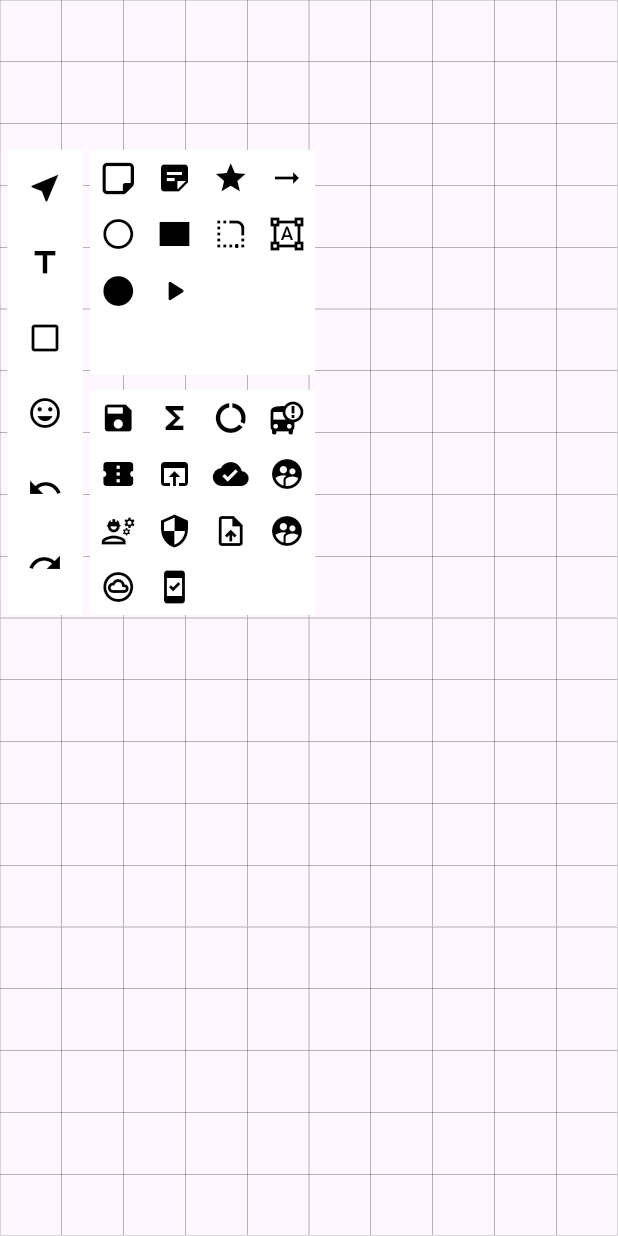
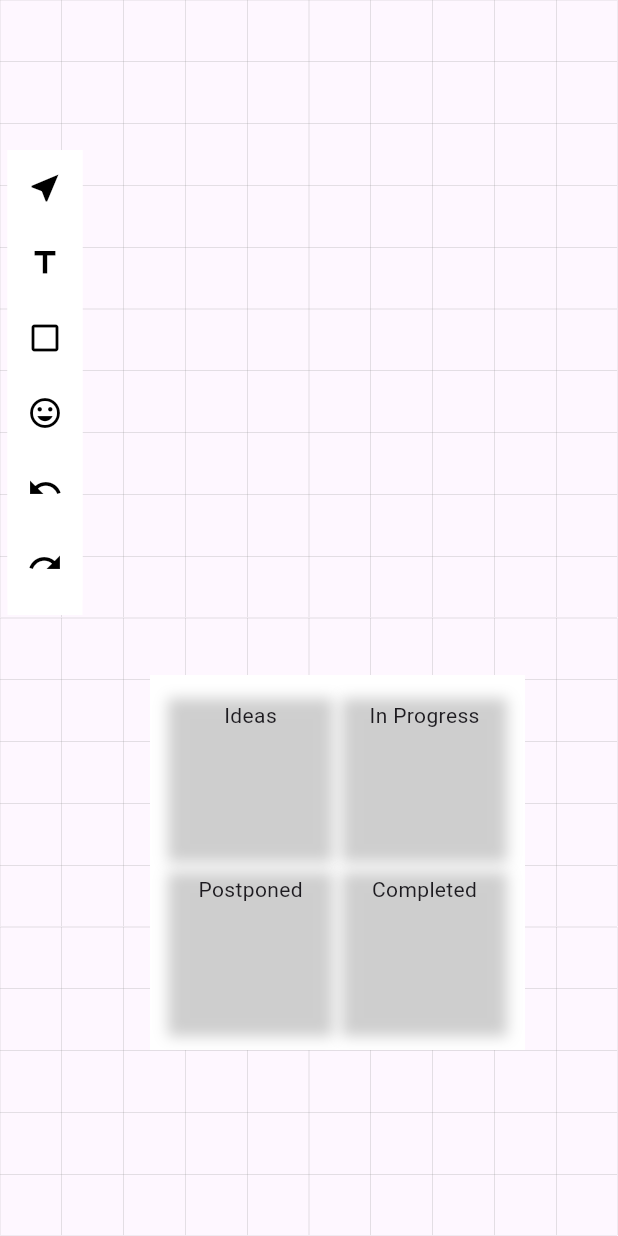
Before and after one commit to ibrahimsezer/Draggable_Interaction, a Flutter app: the screen it shows after launch, after a tap on the "near me" icon, on a phone screen of 412 x 824 dp. Run offline on Flutter 3.47's test engine with Material 3 defaults, Android fonts, the phone set to English and light mode, and no system bars; our stand-ins replace flutter_colorpicker, flutter_svg, font_awesome_flutter.

Commit message:
PriorityStatus Widget

```diff
--- a/lib/ui/main_board.dart
+++ b/lib/ui/main_board.dart
@@ -2,11 +2,13 @@ import 'package:draggable_example/model/this_model.dart';
 import 'package:draggable_example/model/widget_model.dart';
 import 'package:draggable_example/ui/widgets/activites_bar.dart';
 import 'package:draggable_example/ui/widgets/grid_view_background.dart';
+import 'package:draggable_example/ui/widgets/interface_buttons.dart';
+import 'package:draggable_example/ui/widgets/priorty_status.dart';
 import 'package:flutter/material.dart';
 import 'package:provider/provider.dart';
 
 //todo Widget frames remain unclickable after resizing
-//todo Widget delete with using topBarmenu
+//todo Widget delete with using topBarMenu
 //todo Right and bottom frames not locked. Lock this
 //todo Edit widget button folder
 //todo Save widget info in database
@@ -86,10 +88,59 @@ class _MainBoardState extends State<MainBoard> {
               );
             },
           ),
-           Positioned(top: 100, left: 5, child: ActivityBar()),
-          const Positioned(top: 100, left: 60, child: ActivityGridBar()),
-          const Positioned(top: 260, left: 60, child: ActivityGridSvgBar()),
+          Positioned(top: 100, left: 5, child: ActivityBar()),
           ...MainBoard.widgets.map((e) => e.widget),
+          Consumer<WidgetFunctions>(
+            builder:
+                (BuildContext context, WidgetFunctions value, Widget? child) {
+              return widgetBarActiveGrid
+                  ? const Positioned(
+                      top: 100, left: 60, child: ActivityGridBar())
+                  : const SizedBox();
+            },
+          ),
+          Consumer<WidgetFunctions>(
+            builder:
+                (BuildContext context, WidgetFunctions value, Widget? child) {
+              return widgetBarActiveSvg
+                  ? const Positioned(
+                      top: 260, left: 60, child: ActivityGridSvgBar())
+                  : const SizedBox();
+            },
+          ),
+          Positioned(
+              top: 450,
+              left: 100,
+              child: Stack(
+                children: [
+                  Container(
+                    width: 250,
+                    height: 250,
+                    color: Colors.white,
+                    child: Center(
+                      child: Column(
+                        mainAxisSize: MainAxisSize.min,
+                        children: [
+                          Row(
+                            mainAxisSize: MainAxisSize.min,
+                            children: [
+                              PriorityStatus(prioTitle: "Ideas"),
+                              PriorityStatus(prioTitle: "In Progress"),
+                            ],
+                          ),
+                          Row(
+                            mainAxisSize: MainAxisSize.min,
+                            children: [
+                              PriorityStatus(prioTitle: "Postponed"),
+                              PriorityStatus(prioTitle: "Completed"),
+                            ],
+                          )
+                        ],
+                      ),
+                    ),
+                  )
+                ],
+              ))
         ]),
       ),
     );
--- a/lib/ui/widgets/activites_bar.dart
+++ b/lib/ui/widgets/activites_bar.dart
@@ -10,6 +10,7 @@ class ActivityBar extends StatelessWidget {
   ActivityBar({super.key});
 
   bool activeWidgets = false;
+  List gridView = [];
 
   @override
   Widget build(BuildContext context) {
--- a/lib/ui/widgets/grid_view_background.dart
+++ b/lib/ui/widgets/grid_view_background.dart
@@ -19,8 +19,8 @@ class _GridViewBackgroundState extends State<GridViewBackground> {
       itemCount: 200,
       itemBuilder: (context, index) {
         return Container(
-          decoration: BoxDecoration(
-              border: Border.all(width: 0.1, color: Colors.black)),
+          decoration:
+              BoxDecoration(border: Border.all(width: 0.1, color: Colors.grey)),
         );
       },
     );
--- a/lib/ui/widgets/interface_buttons.dart
+++ b/lib/ui/widgets/interface_buttons.dart
@@ -8,6 +8,8 @@ import 'package:flutter/material.dart';
 import 'package:provider/provider.dart';
 
 int idCounter = 0;
+bool widgetBarActiveGrid = false;
+bool widgetBarActiveSvg = false;
 
 ///-------------------------Widget_Button_Module--------------------------------
 class WidgetButtonModule extends StatefulWidget {
@@ -79,6 +81,7 @@ class ActivityBarIcon extends StatefulWidget {
 
 class _ActivityBarIconState extends State<ActivityBarIcon> {
   Color selectedColor = Colors.black;
+  List buttonId = [];
 
   @override
   Widget build(BuildContext context) {
@@ -96,6 +99,12 @@ class _ActivityBarIconState extends State<ActivityBarIcon> {
                 id: idCounter++,
               ),
               isActive: false);
+          if (widget.widgetButtonIcon == Icons.check_box_outline_blank) {
+            widgetBarActiveGrid = !widgetBarActiveGrid;
+          }
+          if (widget.widgetButtonIcon == Icons.insert_emoticon) {
+            widgetBarActiveSvg = !widgetBarActiveSvg;
+          }
           context.read<WidgetFunctions>().addThisModel(myModel);
         },
         child: Container(
--- /dev/null
+++ b/lib/ui/widgets/priorty_status.dart
@@ -0,0 +1,67 @@
+import 'package:flutter/material.dart';
+
+class PriorityStatus extends StatelessWidget {
+  final String prioTitle;
+  // late  Color prioColor = Colors.white;
+  List<Color> prioColorList = [
+    Colors.green,
+    Colors.orangeAccent,
+    Colors.red,
+    Colors.grey
+  ];
+
+  // getColor<Color>(){for(int i = 0; i < prioColorList.length;i++){
+  //   prioColor = prioColorList[i];
+  //   return prioColor;
+  // }
+  // }
+
+  PriorityStatus({
+    super.key,
+    required this.prioTitle,
+    // required this.prioColor,
+  });
+
+  @override
+  Widget build(BuildContext context) {
+    return Padding(
+      padding: const EdgeInsets.all(8.0),
+      child: Container(
+          decoration: BoxDecoration(
+            // color: getColor(), // Container rengi
+            boxShadow: [
+              BoxShadow(
+                color: Colors.grey.withOpacity(0.5),
+                // Gölge rengi ve opaklık
+                spreadRadius: 5,
+                blurRadius: 7,
+                offset: const Offset(
+                    0, 3), // Gölge'nin x ve y yönlü ofset değerleri
+              ),
+            ],
+          ),
+          height: 100,
+          width: 100,
+          child: Column(
+            children: [
+              Text(prioTitle),
+              TextField(
+                textInputAction: TextInputAction.done,
+                onSubmitted: (value) {
+                  FocusScope.of(context).unfocus();
+                },
+                textAlign: TextAlign.center,
+                maxLines: null,
+                decoration: const InputDecoration(
+                  border: InputBorder.none,
+                ),
+                style: const TextStyle(
+                    color: Colors.black,
+                    fontSize: 20,
+                    decoration: TextDecoration.none),
+              ),
+            ],
+          )),
+    );
+  }
+}
```
